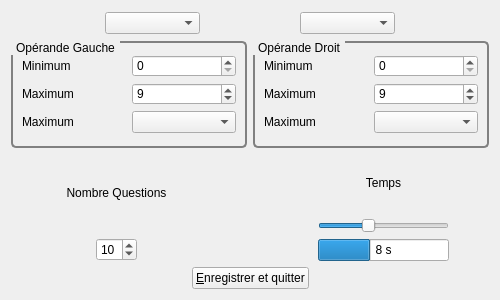
The window that src/editeur.ui (Txikilinux/leterrier-calculment) describes before a commit, drawn with Qt 5.
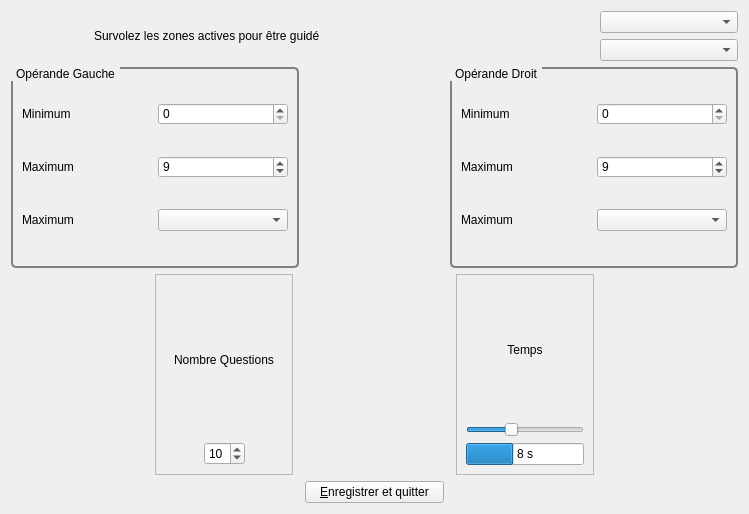
The same window after the commit. Icons and pictures are not drawn.

Diff of the .ui file:
```diff
--- a/src/editeur.ui
+++ b/src/editeur.ui
@@ -6,8 +6,8 @@
    <rect>
     <x>0</x>
     <y>0</y>
-    <width>500</width>
-    <height>300</height>
+    <width>749</width>
+    <height>514</height>
    </rect>
   </property>
   <property name="minimumSize">
@@ -16,31 +16,20 @@
     <height>200</height>
    </size>
   </property>
+  <property name="maximumSize">
+   <size>
+    <width>1024</width>
+    <height>550</height>
+   </size>
+  </property>
   <property name="windowTitle">
    <string>Editeur de niveau</string>
   </property>
   <property name="autoFillBackground">
    <bool>true</bool>
   </property>
-  <layout class="QGridLayout" name="gridLayout_5">
-   <item row="0" column="0">
-    <layout class="QVBoxLayout" name="verticalLayout_2">
-     <item>
-      <layout class="QHBoxLayout" name="horizontalLayout_3">
-       <item>
-        <spacer name="horizontalSpacer_7">
-         <property name="orientation">
-          <enum>Qt::Horizontal</enum>
-         </property>
-         <property name="sizeHint" stdset="0">
-          <size>
-           <width>89</width>
-           <height>24</height>
-          </size>
-         </property>
-        </spacer>
-       </item>
-       <item>
+  <layout class="QGridLayout" name="gridLayout_3">
+   <item row="0" column="6">
         <widget class="QComboBox" name="cbNiveau">
          <property name="sizePolicy">
           <sizepolicy hsizetype="MinimumExpanding" vsizetype="Fixed">
@@ -50,20 +39,33 @@
          </property>
         </widget>
        </item>
-       <item>
-        <spacer name="horizontalSpacer_6">
+   <item row="3" column="6">
+    <spacer name="horizontalSpacer_4">
          <property name="orientation">
           <enum>Qt::Horizontal</enum>
          </property>
          <property name="sizeHint" stdset="0">
           <size>
-           <width>89</width>
-           <height>24</height>
+       <width>40</width>
+       <height>20</height>
           </size>
          </property>
         </spacer>
        </item>
-       <item>
+   <item row="3" column="3" colspan="2">
+    <spacer name="horizontalSpacer_5">
+     <property name="orientation">
+      <enum>Qt::Horizontal</enum>
+     </property>
+     <property name="sizeHint" stdset="0">
+      <size>
+       <width>40</width>
+       <height>20</height>
+      </size>
+     </property>
+    </spacer>
+   </item>
+   <item row="1" column="6">
         <widget class="QComboBox" name="cbOperation">
          <property name="sizePolicy">
           <sizepolicy hsizetype="MinimumExpanding" vsizetype="Fixed">
@@ -73,197 +75,11 @@
          </property>
         </widget>
        </item>
-       <item>
-        <spacer name="horizontalSpacer_8">
-         <property name="orientation">
-          <enum>Qt::Horizontal</enum>
-         </property>
-         <property name="sizeHint" stdset="0">
-          <size>
-           <width>89</width>
-           <height>24</height>
-          </size>
-         </property>
-        </spacer>
-       </item>
-      </layout>
-     </item>
-     <item>
-      <layout class="QGridLayout" name="gridLayout_3" rowstretch="0">
-       <property name="sizeConstraint">
-        <enum>QLayout::SetMinimumSize</enum>
-       </property>
-       <item row="0" column="0">
-        <widget class="QGroupBox" name="gbNbGauche">
-         <property name="sizePolicy">
-          <sizepolicy hsizetype="MinimumExpanding" vsizetype="Preferred">
-           <horstretch>0</horstretch>
-           <verstretch>0</verstretch>
-          </sizepolicy>
-         </property>
-         <property name="styleSheet">
-          <string notr="true"> QGroupBox {
-     background-color: qlineargradient(x1: 0, y1: 0, x2: 0, y2: 1,
-                                       stop: 0 #E0E0E0, stop: 1 #FFFFFF);
-     border: 2px solid gray;
-     border-radius: 5px;
-     margin-top: 1ex; /* leave space at the top for the title */
- }
-
- QGroupBox::title {
-     subcontrol-origin: margin;
-     padding: 0 3px;
-   
- }</string>
-         </property>
-         <property name="title">
-          <string>Opérande Gauche</string>
-         </property>
-         <layout class="QGridLayout" name="gridLayout_7">
-          <item row="0" column="0">
-           <layout class="QGridLayout" name="gridLayout">
-            <item row="0" column="0">
-             <widget class="QLabel" name="lblGMin">
-              <property name="text">
-               <string>Minimum</string>
-              </property>
-             </widget>
-            </item>
-            <item row="0" column="1">
-             <widget class="QSpinBox" name="spbGMin">
-              <property name="maximum">
-               <number>99</number>
-              </property>
-             </widget>
-            </item>
-            <item row="1" column="0">
-             <widget class="QLabel" name="lblGMax">
-              <property name="text">
-               <string>Maximum</string>
-              </property>
-             </widget>
-            </item>
-            <item row="1" column="1">
-             <widget class="QSpinBox" name="spbGMax">
-              <property name="maximum">
-               <number>99</number>
-              </property>
-              <property name="value">
-               <number>9</number>
-              </property>
-             </widget>
-            </item>
-            <item row="2" column="1">
-             <widget class="QComboBox" name="cbMaxG"/>
-            </item>
-            <item row="2" column="0">
-             <widget class="QLabel" name="lblGMax_2">
-              <property name="text">
-               <string>Maximum</string>
-              </property>
-             </widget>
-            </item>
-           </layout>
-          </item>
-         </layout>
-        </widget>
-       </item>
-       <item row="0" column="1">
-        <widget class="QGroupBox" name="gbNbDroite">
-         <property name="sizePolicy">
-          <sizepolicy hsizetype="MinimumExpanding" vsizetype="Preferred">
-           <horstretch>0</horstretch>
-           <verstretch>0</verstretch>
-          </sizepolicy>
-         </property>
-         <property name="styleSheet">
-          <string notr="true"> QGroupBox {
-     background-color: qlineargradient(x1: 0, y1: 0, x2: 0, y2: 1,
-                                       stop: 0 #E0E0E0, stop: 1 #FFFFFF);
-     border: 2px solid gray;
-     border-radius: 5px;
-     margin-top: 1ex; /* leave space at the top for the title */
- }
-
- QGroupBox::title {
-     subcontrol-origin: margin;
-     padding: 0 3px;
-   
- }</string>
-         </property>
-         <property name="title">
-          <string>Opérande Droit</string>
-         </property>
-         <layout class="QGridLayout" name="gridLayout_8">
-          <item row="0" column="0">
-           <layout class="QGridLayout" name="gridLayout_2">
-            <item row="0" column="0">
-             <widget class="QLabel" name="lblDMin">
-              <property name="text">
-               <string>Minimum</string>
-              </property>
-             </widget>
-            </item>
-            <item row="0" column="1">
-             <widget class="QSpinBox" name="spbDMin">
-              <property name="maximum">
-               <number>99</number>
-              </property>
-             </widget>
-            </item>
-            <item row="1" column="0">
-             <widget class="QLabel" name="lblDMax">
-              <property name="text">
-               <string>Maximum</string>
-              </property>
-             </widget>
-            </item>
-            <item row="1" column="1">
-             <widget class="QSpinBox" name="spbDMax">
-              <property name="maximum">
-               <number>99</number>
-              </property>
-              <property name="value">
-               <number>9</number>
-              </property>
-             </widget>
-            </item>
-            <item row="2" column="1">
-             <widget class="QComboBox" name="cbMaxD"/>
-            </item>
-            <item row="2" column="0">
-             <widget class="QLabel" name="lblDMax_2">
-              <property name="text">
-               <string>Maximum</string>
-              </property>
-             </widget>
-            </item>
-           </layout>
-          </item>
-         </layout>
-        </widget>
-       </item>
-      </layout>
-     </item>
-     <item>
-      <layout class="QHBoxLayout" name="horizontalLayout_2">
-       <item>
-        <spacer name="horizontalSpacer_10">
-         <property name="orientation">
-          <enum>Qt::Horizontal</enum>
-         </property>
-         <property name="sizeType">
-          <enum>QSizePolicy::Minimum</enum>
-         </property>
-         <property name="sizeHint" stdset="0">
-          <size>
-           <width>40</width>
-           <height>20</height>
-          </size>
-         </property>
-        </spacer>
-       </item>
-       <item>
+   <item row="3" column="1">
+    <widget class="QFrame" name="frmNombreQuestions">
+     <property name="frameShape">
+      <enum>QFrame::StyledPanel</enum>
+     </property>
         <layout class="QGridLayout" name="gridLayout_4">
          <item row="0" column="0" colspan="3">
           <widget class="QLabel" name="lblNombreBallons">
@@ -318,21 +134,13 @@
           </spacer>
          </item>
         </layout>
-       </item>
-       <item>
-        <spacer name="horizontalSpacer_9">
-         <property name="orientation">
-          <enum>Qt::Horizontal</enum>
-         </property>
-         <property name="sizeHint" stdset="0">
-          <size>
-           <width>40</width>
-           <height>20</height>
-          </size>
-         </property>
-        </spacer>
-       </item>
-       <item>
+    </widget>
+   </item>
+   <item row="3" column="5">
+    <widget class="QFrame" name="frmTemps">
+     <property name="frameShape">
+      <enum>QFrame::StyledPanel</enum>
+     </property>
         <layout class="QVBoxLayout" name="verticalLayout">
          <item>
           <widget class="QLabel" name="lblVitesse">
@@ -374,15 +182,13 @@
           </widget>
          </item>
         </layout>
-       </item>
-       <item>
-        <spacer name="horizontalSpacer_5">
+    </widget>
+   </item>
+   <item row="2" column="3">
+    <spacer name="horizontalSpacer_6">
          <property name="orientation">
           <enum>Qt::Horizontal</enum>
          </property>
-         <property name="sizeType">
-          <enum>QSizePolicy::Minimum</enum>
-         </property>
          <property name="sizeHint" stdset="0">
           <size>
            <width>40</width>
@@ -391,11 +197,78 @@
          </property>
         </spacer>
        </item>
-      </layout>
-     </item>
-     <item>
-      <layout class="QHBoxLayout" name="horizontalLayout">
-       <item>
+   <item row="2" column="4" colspan="3">
+    <widget class="QGroupBox" name="gbNbDroite">
+     <property name="sizePolicy">
+      <sizepolicy hsizetype="MinimumExpanding" vsizetype="Preferred">
+       <horstretch>0</horstretch>
+       <verstretch>0</verstretch>
+      </sizepolicy>
+     </property>
+     <property name="styleSheet">
+      <string notr="true"> QGroupBox {
+     background-color: qlineargradient(x1: 0, y1: 0, x2: 0, y2: 1,
+                                       stop: 0 #E0E0E0, stop: 1 #FFFFFF);
+     border: 2px solid gray;
+     border-radius: 5px;
+     margin-top: 1ex; /* leave space at the top for the title */
+ }
+
+ QGroupBox::title {
+     subcontrol-origin: margin;
+     padding: 0 3px;
+   
+ }</string>
+     </property>
+     <property name="title">
+      <string>Opérande Droit</string>
+     </property>
+     <layout class="QGridLayout" name="gridLayout_2">
+      <item row="0" column="0">
+       <widget class="QLabel" name="lblDMin">
+        <property name="text">
+         <string>Minimum</string>
+        </property>
+       </widget>
+      </item>
+      <item row="0" column="1">
+       <widget class="QSpinBox" name="spbDMin">
+        <property name="maximum">
+         <number>99</number>
+        </property>
+       </widget>
+      </item>
+      <item row="1" column="0">
+       <widget class="QLabel" name="lblDMax">
+        <property name="text">
+         <string>Maximum</string>
+        </property>
+       </widget>
+      </item>
+      <item row="1" column="1">
+       <widget class="QSpinBox" name="spbDMax">
+        <property name="maximum">
+         <number>99</number>
+        </property>
+        <property name="value">
+         <number>9</number>
+        </property>
+       </widget>
+      </item>
+      <item row="2" column="0">
+       <widget class="QLabel" name="lblDMax_2">
+        <property name="text">
+         <string>Maximum</string>
+        </property>
+       </widget>
+      </item>
+      <item row="2" column="1">
+       <widget class="QComboBox" name="cbMaxD"/>
+      </item>
+     </layout>
+    </widget>
+   </item>
+   <item row="3" column="0">
         <spacer name="horizontalSpacer_3">
          <property name="orientation">
           <enum>Qt::Horizontal</enum>
@@ -408,31 +281,113 @@
          </property>
         </spacer>
        </item>
-       <item>
+   <item row="2" column="0" colspan="3">
+    <widget class="QGroupBox" name="gbNbGauche">
+     <property name="sizePolicy">
+      <sizepolicy hsizetype="MinimumExpanding" vsizetype="Preferred">
+       <horstretch>0</horstretch>
+       <verstretch>0</verstretch>
+      </sizepolicy>
+     </property>
+     <property name="styleSheet">
+      <string notr="true"> QGroupBox {
+     background-color: qlineargradient(x1: 0, y1: 0, x2: 0, y2: 1,
+                                       stop: 0 #E0E0E0, stop: 1 #FFFFFF);
+     border: 2px solid gray;
+     border-radius: 5px;
+     margin-top: 1ex; /* leave space at the top for the title */
+ }
+
+ QGroupBox::title {
+     subcontrol-origin: margin;
+     padding: 0 3px;
+   
+ }</string>
+     </property>
+     <property name="title">
+      <string>Opérande Gauche</string>
+     </property>
+     <layout class="QGridLayout" name="gridLayout">
+      <item row="0" column="0">
+       <widget class="QLabel" name="lblGMin">
+        <property name="text">
+         <string>Minimum</string>
+        </property>
+       </widget>
+      </item>
+      <item row="0" column="1">
+       <widget class="QSpinBox" name="spbGMin">
+        <property name="maximum">
+         <number>99</number>
+        </property>
+       </widget>
+      </item>
+      <item row="1" column="0">
+       <widget class="QLabel" name="lblGMax">
+        <property name="text">
+         <string>Maximum</string>
+        </property>
+       </widget>
+      </item>
+      <item row="1" column="1">
+       <widget class="QSpinBox" name="spbGMax">
+        <property name="maximum">
+         <number>99</number>
+        </property>
+        <property name="value">
+         <number>9</number>
+        </property>
+       </widget>
+      </item>
+      <item row="2" column="0">
+       <widget class="QLabel" name="lblGMax_2">
+        <property name="text">
+         <string>Maximum</string>
+        </property>
+       </widget>
+      </item>
+      <item row="2" column="1">
+       <widget class="QComboBox" name="cbMaxG"/>
+      </item>
+     </layout>
+    </widget>
+   </item>
+   <item row="4" column="3">
         <widget class="QPushButton" name="btnQuitter">
          <property name="text">
           <string>&amp;Enregistrer et quitter</string>
          </property>
         </widget>
        </item>
-       <item>
-        <spacer name="horizontalSpacer_4">
-         <property name="orientation">
-          <enum>Qt::Horizontal</enum>
-         </property>
-         <property name="sizeHint" stdset="0">
-          <size>
-           <width>40</width>
-           <height>20</height>
-          </size>
-         </property>
-        </spacer>
-       </item>
-      </layout>
-     </item>
-    </layout>
-   </item>
-  </layout>
+   <item row="0" column="0" rowspan="2" colspan="6">
+    <widget class="QLabel" name="lblHelp">
+     <property name="styleSheet">
+      <string notr="true">border: 1px black solid;
+padding: 10 10 10 80px;
+border-radius: 10px;
+background: #ddf url(&quot;:/calculmental/editor/lapin&quot;) no-repeat;</string>
+     </property>
+     <property name="text">
+      <string>Survolez les zones actives pour être guidé</string>
+     </property>
+     <property name="wordWrap">
+      <bool>true</bool>
+     </property>
+     <property name="textInteractionFlags">
+      <set>Qt::NoTextInteraction</set>
+     </property>
+    </widget>
+   </item>
+  </layout>
+  <zorder>sldVitesse</zorder>
+  <zorder>lblHelp</zorder>
+  <zorder>horizontalSpacer_4</zorder>
+  <zorder>cbNiveau</zorder>
+  <zorder>cbOperation</zorder>
+  <zorder>horizontalSpacer_5</zorder>
+  <zorder>horizontalSpacer_3</zorder>
+  <zorder>horizontalSpacer_6</zorder>
+  <zorder>btnQuitter</zorder>
  </widget>
  <tabstops>
   <tabstop>spbGMin</tabstop>
```
Left out of the diff: 1 changed line with no effect on the pictures. Lines whose indentation alone changed are shown as unchanged.
